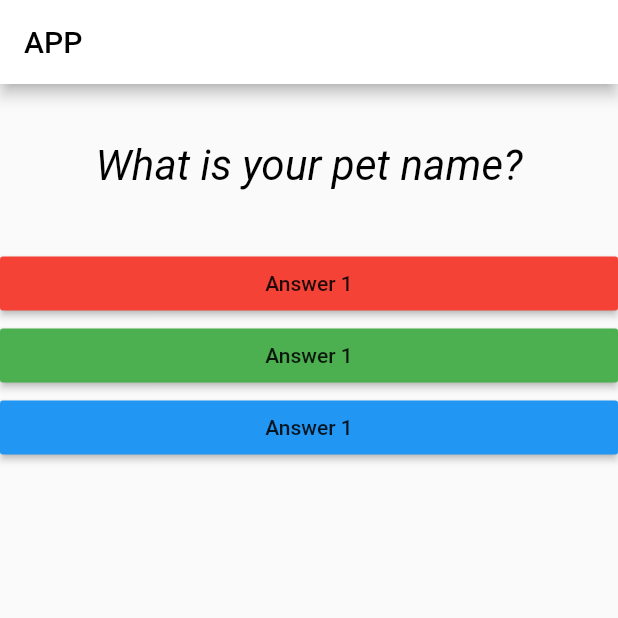
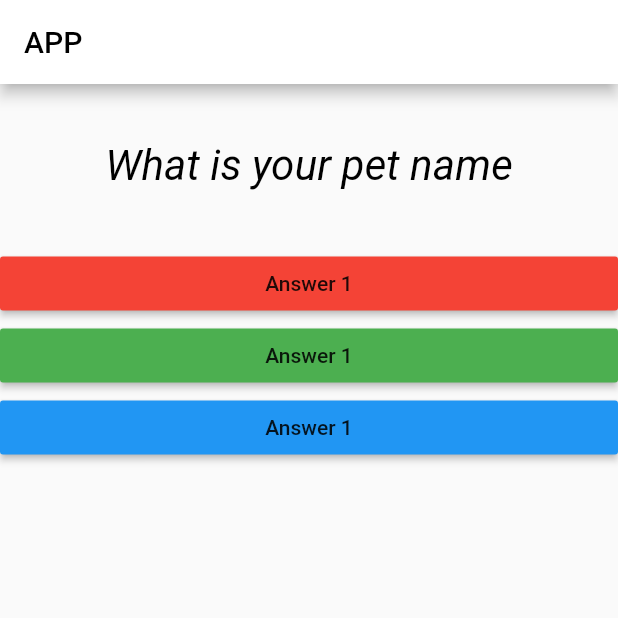
Before and after one commit to kathir6tz/questions, a Flutter app: the screen it shows after launch, after a tap on "Answer 1", on a phone screen of 412 x 824 dp, the top half of it. Run offline on Flutter 3.47's test engine with Material 2 defaults, Android fonts, the phone set to English and light mode, and no system bars.

Commit message:
lecture 43.1

```diff
--- a/lib/main.dart
+++ b/lib/main.dart
@@ -24,7 +24,7 @@ class _MyAppState extends State<MyApp> {
   @override
   Widget build(BuildContext context) {
 
-    var questions=["What is your name?","What is your pet name?"];
+    var questions=["What is your name?","What is your pet name"];
 
     return MaterialApp(
       title: 'Flutter Demo',
```
